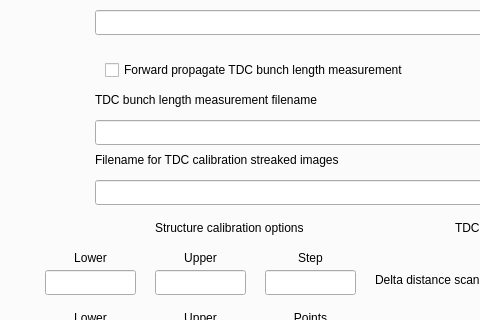
First picture: the form in gui.ui, repository pdijksta/PassiveWFMeasurement, before the edit; both pictures show x 227 to 707 and y 306 to 626 of the 962 by 873 pixel window.
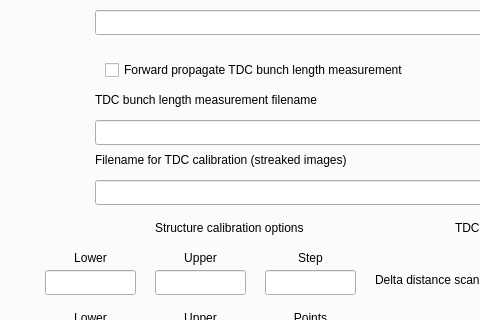
Second picture: the form after the edit. The open tabs and pages were chosen to show the change.

```diff
--- a/gui.ui
+++ b/gui.ui
@@ -1180,7 +1180,7 @@
        </rect>
       </property>
       <property name="text">
-       <string>Filename for TDC calibration streaked images</string>
+       <string>Filename for TDC calibration (streaked images)</string>
       </property>
       <property name="alignment">
        <set>Qt::AlignLeading|Qt::AlignLeft|Qt::AlignVCenter</set>
```
Left out of the diff: 2 changed lines with no effect on the pictures.
